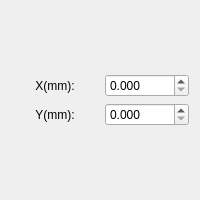
Old version of the form ShrikeDxf/PointAttribute.ui in the repository whisper512/ShrikeDxf-V0.1.
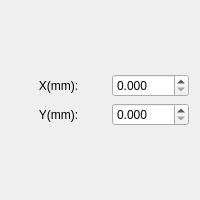
New version of the form.

Diff of the .ui file:
```diff
--- a/ShrikeDxf/PointAttribute.ui
+++ b/ShrikeDxf/PointAttribute.ui
@@ -44,7 +44,7 @@
         <number>3</number>
        </property>
        <property name="maximum">
-        <double>10000.000000000000000</double>
+        <double>1000.000000000000000</double>
        </property>
       </widget>
      </item>
```
